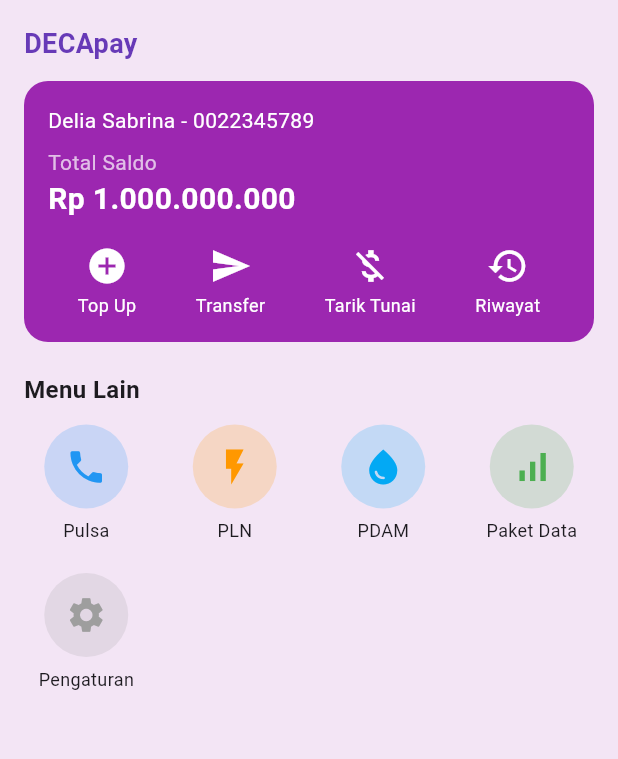
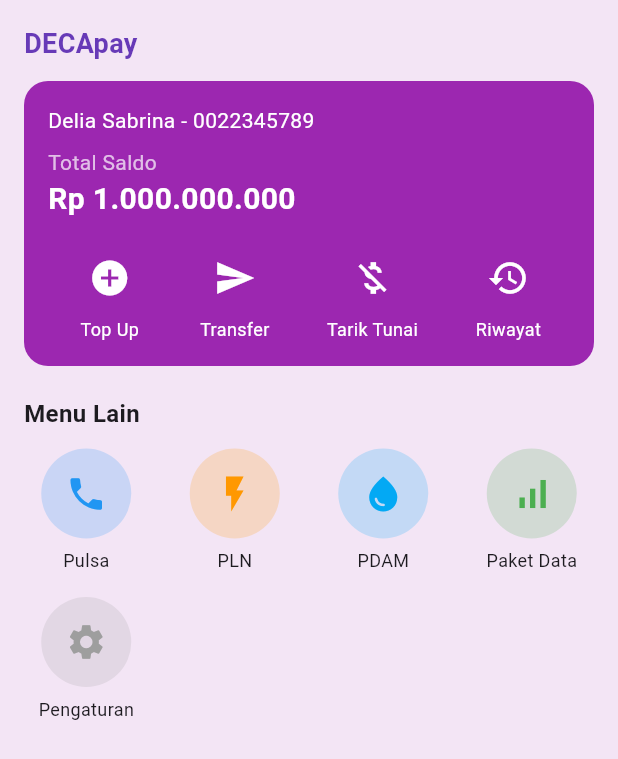
Before and after one commit to GalaxyRexus/mbanking_flutter, a Flutter app: the HomePage screen opened directly, on a phone screen of 412 x 824 dp. Shown: the top 759 px of the screen. Run offline on Flutter 3.47's test engine with Material 3 defaults, Android fonts, the phone set to English and light mode, and no system bars.

Commit message:
perubahan button home

```diff
--- a/lib/home.dart
+++ b/lib/home.dart
@@ -11,6 +11,8 @@ class MyApp extends StatelessWidget {
   Widget build(BuildContext context) {
     return MaterialApp(
       debugShowCheckedModeBanner: false,
+      title: "DECApay",
+      theme: ThemeData(primarySwatch: Colors.purple),
       home: HomePage(),
     );
   }
@@ -19,7 +21,7 @@ class MyApp extends StatelessWidget {
 class HomePage extends StatelessWidget {
   HomePage({super.key});
 
-  final Color primaryColor = const Color(0xFF9C27B0); // Ungu seperti di gambar
+  final Color primaryColor = const Color(0xFF9C27B0);
 
   @override
   Widget build(BuildContext context) {
@@ -54,18 +56,12 @@ class HomePage extends StatelessWidget {
                   children: [
                     const Text(
                       "Delia Sabrina - 0022345789",
-                      style: TextStyle(
-                        color: Colors.white,
-                        fontSize: 14,
-                      ),
+                      style: TextStyle(color: Colors.white, fontSize: 14),
                     ),
                     const SizedBox(height: 8),
                     const Text(
                       "Total Saldo",
-                      style: TextStyle(
-                        color: Colors.white70,
-                        fontSize: 14,
-                      ),
+                      style: TextStyle(color: Colors.white70, fontSize: 14),
                     ),
                     const Text(
                       "Rp 1.000.000.000",
@@ -78,13 +74,29 @@ class HomePage extends StatelessWidget {
                     const SizedBox(height: 16),
                     Row(
                       mainAxisAlignment: MainAxisAlignment.spaceAround,
-                      children: const [
-                        _MenuIcon(icon: Icons.add_circle, label: "Top Up"),
-                        _MenuIcon(icon: Icons.send, label: "Transfer"),
-                        _MenuIcon(icon: Icons.money_off, label: "Tarik Tunai"),
-                        _MenuIcon(icon: Icons.history, label: "Riwayat"),
+                      children: [
+                        _MenuIcon(
+                          icon: Icons.add_circle,
+                          label: "Top Up",
+                          onTap: () => _goToPage(context, "Top Up"),
+                        ),
+                        _MenuIcon(
+                          icon: Icons.send,
+                          label: "Transfer",
+                          onTap: () => _goToPage(context, "Transfer"),
+                        ),
+                        _MenuIcon(
+                          icon: Icons.money_off,
+                          label: "Tarik Tunai",
+                          onTap: () => _goToPage(context, "Tarik Tunai"),
+                        ),
+                        _MenuIcon(
+                          icon: Icons.history,
+                          label: "Riwayat",
+                          onTap: () => _goToPage(context, "Riwayat"),
+                        ),
                       ],
-                    )
+                    ),
                   ],
                 ),
               ),
@@ -92,10 +104,7 @@ class HomePage extends StatelessWidget {
               const SizedBox(height: 20),
               const Text(
                 "Menu Lain",
-                style: TextStyle(
-                  fontSize: 16,
-                  fontWeight: FontWeight.bold,
-                ),
+                style: TextStyle(fontSize: 16, fontWeight: FontWeight.bold),
               ),
 
               const SizedBox(height: 12),
@@ -106,82 +115,121 @@ class HomePage extends StatelessWidget {
                   crossAxisCount: 4,
                   crossAxisSpacing: 16,
                   mainAxisSpacing: 16,
-                  children: const [
+                  children: [
                     _MenuGrid(
                       icon: Icons.phone,
                       label: "Pulsa",
                       color: Colors.blue,
+                      onTap: () => _goToPage(context, "Pulsa"),
                     ),
                     _MenuGrid(
                       icon: Icons.flash_on,
                       label: "PLN",
                       color: Colors.orange,
+                      onTap: () => _goToPage(context, "PLN"),
                     ),
                     _MenuGrid(
                       icon: Icons.water_drop,
                       label: "PDAM",
                       color: Colors.lightBlue,
+                      onTap: () => _goToPage(context, "PDAM"),
                     ),
                     _MenuGrid(
                       icon: Icons.signal_cellular_alt,
                       label: "Paket Data",
                       color: Colors.green,
+                      onTap: () => _goToPage(context, "Paket Data"),
                     ),
                     _MenuGrid(
                       icon: Icons.settings,
                       label: "Pengaturan",
                       color: Colors.grey,
+                      onTap: () => _goToPage(context, "Pengaturan"),
                     ),
                   ],
                 ),
-              )
+              ),
             ],
           ),
         ),
       ),
     );
   }
+
+  // Fungsi Navigasi ke halaman baru
+  void _goToPage(BuildContext context, String title) {
+    Navigator.push(
+      context,
+      MaterialPageRoute(builder: (_) => DummyPage(title: title)),
+    );
+  }
 }
 
-// Widget untuk ikon di dalam Card Saldo
+// ===================== WIDGET =====================
+
+// Widget untuk ikon di dalam Card Saldo (tanpa ripple)
 class _MenuIcon extends StatelessWidget {
   final IconData icon;
   final String label;
+  final VoidCallback? onTap;
 
-  const _MenuIcon({required this.icon, required this.label});
+  const _MenuIcon({
+    required this.icon,
+    required this.label,
+    this.onTap,
+  });
 
   @override
   Widget build(BuildContext context) {
     return Column(
       children: [
-        Icon(icon, color: Colors.white, size: 28),
+        GestureDetector(
+          onTap: onTap,
+          child: Padding(
+            padding: const EdgeInsets.all(8.0), // area klik lebih nyaman
+            child: Icon(icon, color: Colors.white, size: 28),
+          ),
+        ),
         const SizedBox(height: 4),
         Text(
           label,
           style: const TextStyle(color: Colors.white, fontSize: 12),
-        )
+        ),
       ],
     );
   }
 }
+
 
 // Widget untuk Grid Menu
 class _MenuGrid extends StatelessWidget {
   final IconData icon;
   final String label;
   final Color color;
-
-  const _MenuGrid(
-      {required this.icon, required this.label, required this.color});
+  final VoidCallback onTap;
+  const _MenuGrid({
+    required this.icon,
+    required this.label,
+    required this.color,
+    required this.onTap,
+  });
 
   @override
   Widget build(BuildContext context) {
     return Column(
+      mainAxisAlignment: MainAxisAlignment.center,
       children: [
-        CircleAvatar(
-          radius: 28,
-          backgroundColor: color.withOpacity(0.2),
-          child: Icon(icon, color: color, size: 28),
+        Material(
+          color: color.withOpacity(0.2), // warna background lingkaran
+          shape: const CircleBorder(),
+          child: InkWell(
+            customBorder: const CircleBorder(), // ripple bulat
+            onTap: onTap,
+            child: Padding(
+              padding: const EdgeInsets.all(16.0),
+              child: Icon(icon, color: color, size: 28),
+            ),
+          ),
         ),
         const SizedBox(height: 6),
         Text(label, style: const TextStyle(fontSize: 12)),
@@ -189,3 +237,20 @@ class _MenuGrid extends StatelessWidget {
     );
   }
 }
+
+// Halaman Dummy untuk contoh navigasi
+class DummyPage extends StatelessWidget {
+  final String title;
+
+  const DummyPage({super.key, required this.title});
+
+  @override
+  Widget build(BuildContext context) {
+    return Scaffold(
+      appBar: AppBar(title: Text(title)),
+      body: Center(
+        child: Text("Halaman $title", style: const TextStyle(fontSize: 20)),
+      ),
+    );
+  }
+}
```
